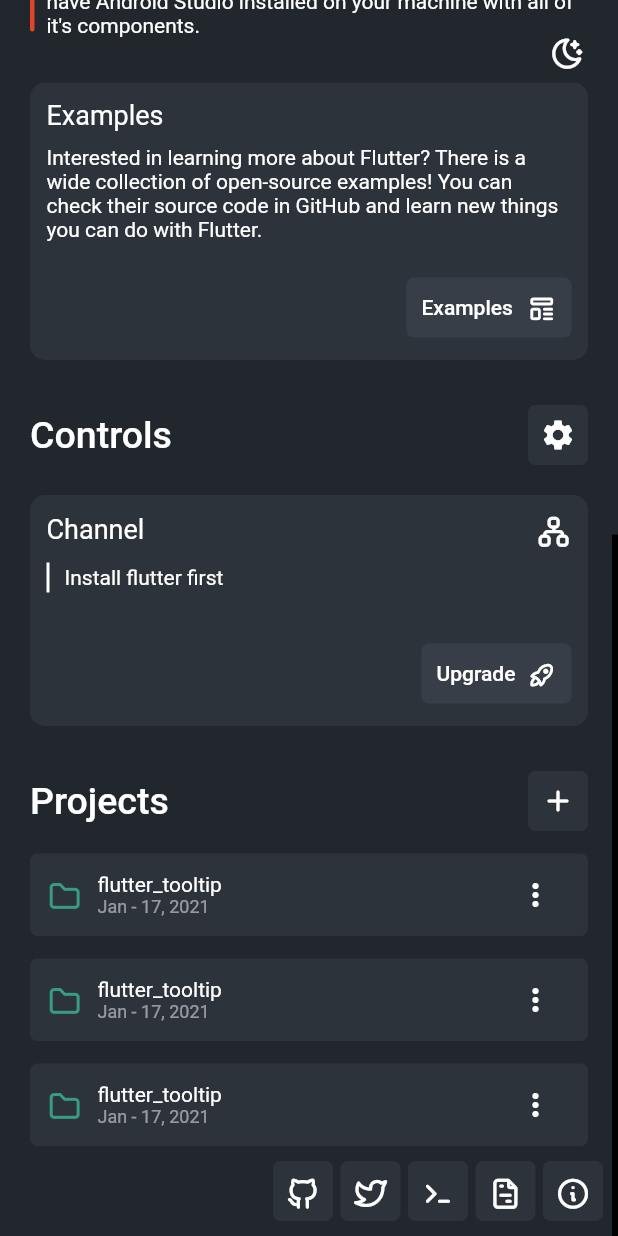
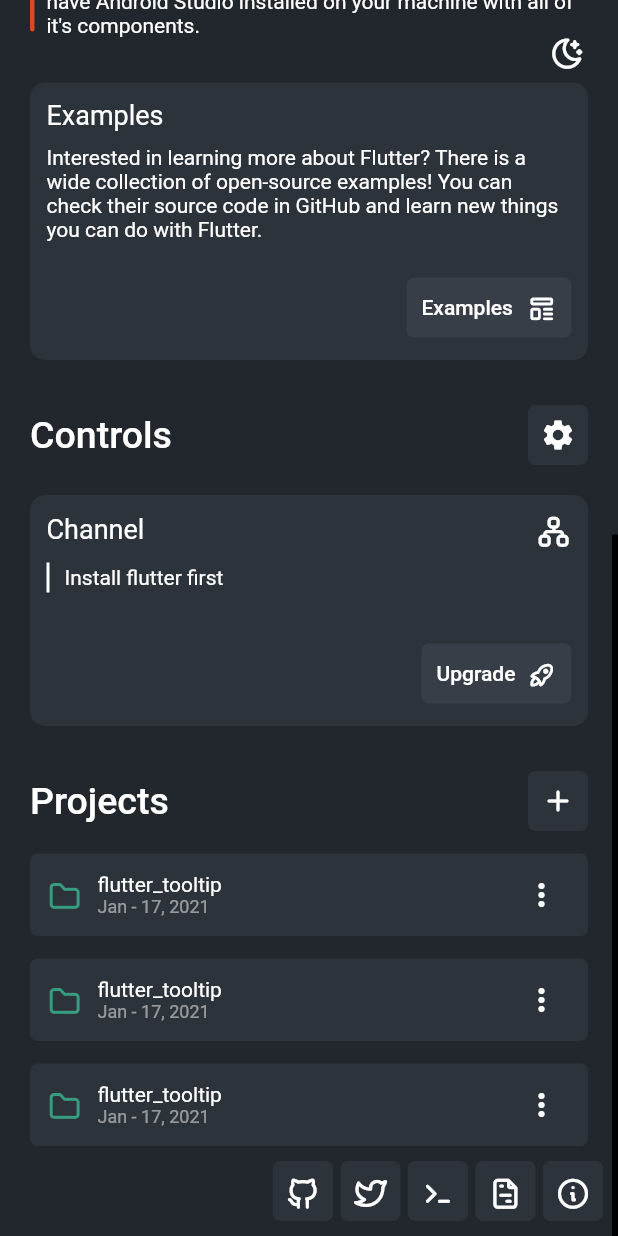
Before and after one commit to FlutterMatic/desktop, a Flutter app: the HomeScreen screen opened by its route, scrolled down 628 dp, on a phone screen of 412 x 824 dp. Run offline on Flutter 3.47's test engine with Material 2 defaults, Android fonts, the light colour scheme and no system bars; our stand-ins replace flutter_svg, shared_preferences; missing offline and left inert: bitsdojo_window, process_run; accounts and stored records are empty.

Commit message:
highlighting the 3 dots 🤣😎

```diff
--- a/lib/screens/elements/projects.dart
+++ b/lib/screens/elements/projects.dart
@@ -2,6 +2,7 @@ import 'package:flutter/material.dart';
 import 'package:flutter_installer/components/dialog_templates/general/new_project.dart';
 import 'package:flutter_installer/components/dialog_templates/general/open_options.dart';
 import 'package:flutter_installer/components/widgets/round_container.dart';
+import 'package:flutter_installer/components/widgets/square_button.dart';
 import 'package:flutter_installer/components/widgets/title_section.dart';
 import 'package:flutter_installer/utils/constants.dart';
 
@@ -100,18 +101,18 @@ class _ProjectTileState extends State<ProjectTile> {
                 ],
               ),
             ),
-            IconButton(
-              hoverColor: Colors.transparent,
-              icon: Icon(
-                Icons.more_vert_rounded,
-                color: customTheme.iconTheme.color,
-              ),
+            SquareButton(
               onPressed: () {
                 showDialog(
                   context: context,
                   builder: (_) => OpenOptionsDialog(),
                 );
               },
+              color: customTheme.primaryColorLight,
+              icon: Icon(
+                Icons.more_vert_rounded,
+                color: customTheme.iconTheme.color,
+              ),
             ),
           ],
         ),
```
